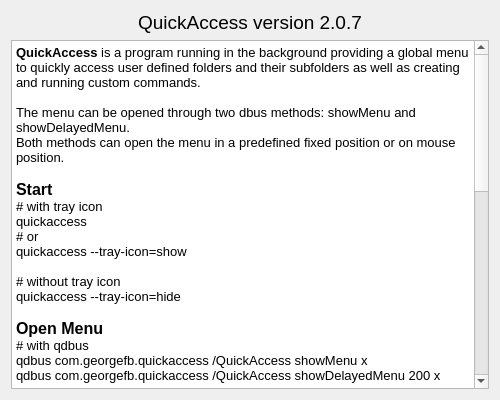
Qt form ui/aboutdialog.ui (g-fb/quickaccess) before a commit.
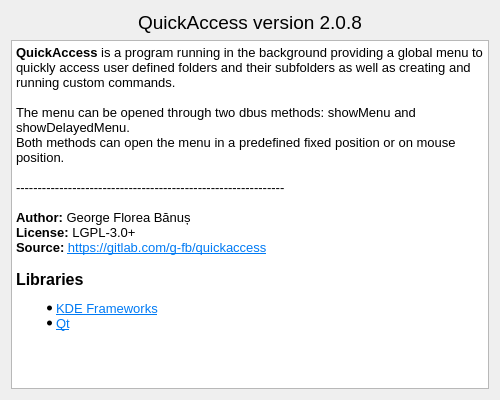
The same form after that commit.

Commit message: - bump to version 2.0.8 - update screenshot

The edit to the form file:
```diff
--- a/ui/aboutdialog.ui
+++ b/ui/aboutdialog.ui
@@ -42,7 +42,7 @@
         </font>
        </property>
        <property name="text">
-        <string>QuickAccess version 2.0.7</string>
+        <string>QuickAccess version 2.0.8</string>
        </property>
        <property name="alignment">
         <set>Qt::AlignCenter</set>
@@ -64,37 +64,6 @@
 &lt;p style=&quot; margin-top:0px; margin-bottom:0px; margin-left:0px; margin-right:0px; -qt-block-indent:0; text-indent:0px;&quot;&gt;The menu can be opened through two dbus methods: showMenu and showDelayedMenu.&lt;/p&gt;
 &lt;p style=&quot; margin-top:0px; margin-bottom:0px; margin-left:0px; margin-right:0px; -qt-block-indent:0; text-indent:0px;&quot;&gt;Both methods can open the menu in a predefined fixed position or on mouse position.&lt;/p&gt;
 &lt;p style=&quot;-qt-paragraph-type:empty; margin-top:0px; margin-bottom:0px; margin-left:0px; margin-right:0px; -qt-block-indent:0; text-indent:0px;&quot;&gt;&lt;br /&gt;&lt;/p&gt;
-&lt;p style=&quot; margin-top:0px; margin-bottom:0px; margin-left:0px; margin-right:0px; -qt-block-indent:0; text-indent:0px;&quot;&gt;&lt;span style=&quot; font-size:12pt; font-weight:600;&quot;&gt;Start&lt;/span&gt;&lt;/p&gt;
-&lt;p style=&quot; margin-top:0px; margin-bottom:0px; margin-left:0px; margin-right:0px; -qt-block-indent:0; text-indent:0px;&quot;&gt;# with tray icon&lt;/p&gt;
-&lt;p style=&quot; margin-top:0px; margin-bottom:0px; margin-left:0px; margin-right:0px; -qt-block-indent:0; text-indent:0px;&quot;&gt;quickaccess&lt;/p&gt;
-&lt;p style=&quot; margin-top:0px; margin-bottom:0px; margin-left:0px; margin-right:0px; -qt-block-indent:0; text-indent:0px;&quot;&gt;# or&lt;/p&gt;
-&lt;p style=&quot; margin-top:0px; margin-bottom:0px; margin-left:0px; margin-right:0px; -qt-block-indent:0; text-indent:0px;&quot;&gt;quickaccess --tray-icon=show&lt;/p&gt;
-&lt;p style=&quot;-qt-paragraph-type:empty; margin-top:0px; margin-bottom:0px; margin-left:0px; margin-right:0px; -qt-block-indent:0; text-indent:0px;&quot;&gt;&lt;br /&gt;&lt;/p&gt;
-&lt;p style=&quot; margin-top:0px; margin-bottom:0px; margin-left:0px; margin-right:0px; -qt-block-indent:0; text-indent:0px;&quot;&gt;# without tray icon&lt;/p&gt;
-&lt;p style=&quot; margin-top:0px; margin-bottom:0px; margin-left:0px; margin-right:0px; -qt-block-indent:0; text-indent:0px;&quot;&gt;quickaccess --tray-icon=hide&lt;/p&gt;
-&lt;p style=&quot;-qt-paragraph-type:empty; margin-top:0px; margin-bottom:0px; margin-left:0px; margin-right:0px; -qt-block-indent:0; text-indent:0px;&quot;&gt;&lt;br /&gt;&lt;/p&gt;
-&lt;p style=&quot; margin-top:0px; margin-bottom:0px; margin-left:0px; margin-right:0px; -qt-block-indent:0; text-indent:0px;&quot;&gt;&lt;span style=&quot; font-size:12pt; font-weight:600;&quot;&gt;Open Menu&lt;/span&gt;&lt;/p&gt;
-&lt;p style=&quot; margin-top:0px; margin-bottom:0px; margin-left:0px; margin-right:0px; -qt-block-indent:0; text-indent:0px;&quot;&gt;# with qdbus&lt;/p&gt;
-&lt;p style=&quot; margin-top:0px; margin-bottom:0px; margin-left:0px; margin-right:0px; -qt-block-indent:0; text-indent:0px;&quot;&gt;qdbus com.georgefb.quickaccess /QuickAccess showMenu x&lt;/p&gt;
-&lt;p style=&quot; margin-top:0px; margin-bottom:0px; margin-left:0px; margin-right:0px; -qt-block-indent:0; text-indent:0px;&quot;&gt;qdbus com.georgefb.quickaccess /QuickAccess showDelayedMenu 200 x&lt;/p&gt;
-&lt;p style=&quot;-qt-paragraph-type:empty; margin-top:0px; margin-bottom:0px; margin-left:0px; margin-right:0px; -qt-block-indent:0; text-indent:0px;&quot;&gt;&lt;br /&gt;&lt;/p&gt;
-&lt;p style=&quot; margin-top:0px; margin-bottom:0px; margin-left:0px; margin-right:0px; -qt-block-indent:0; text-indent:0px;&quot;&gt;# with dbus-send&lt;/p&gt;
-&lt;p style=&quot; margin-top:0px; margin-bottom:0px; margin-left:0px; margin-right:0px; -qt-block-indent:0; text-indent:0px;&quot;&gt;dbus-send --type=method_call --dest=com.georgefb.quickaccess /QuickAccess com.georgefb.QuickAccess.showMenu int32:x&lt;/p&gt;
-&lt;p style=&quot;-qt-paragraph-type:empty; margin-top:0px; margin-bottom:0px; margin-left:0px; margin-right:0px; -qt-block-indent:0; text-indent:0px;&quot;&gt;&lt;br /&gt;&lt;/p&gt;
-&lt;p style=&quot; margin-top:0px; margin-bottom:0px; margin-left:0px; margin-right:0px; -qt-block-indent:0; text-indent:0px;&quot;&gt;dbus-send --type=method_call --dest=com.georgefb.quickaccess /QuickAccess com.georgefb.QuickAccess.showDelayedMenu int32:200 int32:x&lt;/p&gt;
-&lt;p style=&quot;-qt-paragraph-type:empty; margin-top:0px; margin-bottom:0px; margin-left:0px; margin-right:0px; -qt-block-indent:0; text-indent:0px;&quot;&gt;&lt;br /&gt;&lt;/p&gt;
-&lt;p style=&quot; margin-top:0px; margin-bottom:0px; margin-left:0px; margin-right:0px; -qt-block-indent:0; text-indent:0px;&quot;&gt;Replace x with a number from 0 to 9 to set the preffered position where the menu should open.&lt;/p&gt;
-&lt;p style=&quot; margin-top:0px; margin-bottom:0px; margin-left:0px; margin-right:0px; -qt-block-indent:0; text-indent:0px;&quot;&gt;0 - mouse position (default)&lt;/p&gt;
-&lt;p style=&quot; margin-top:0px; margin-bottom:0px; margin-left:0px; margin-right:0px; -qt-block-indent:0; text-indent:0px;&quot;&gt;1 - top left&lt;/p&gt;
-&lt;p style=&quot; margin-top:0px; margin-bottom:0px; margin-left:0px; margin-right:0px; -qt-block-indent:0; text-indent:0px;&quot;&gt;2 - top hcenter&lt;/p&gt;
-&lt;p style=&quot; margin-top:0px; margin-bottom:0px; margin-left:0px; margin-right:0px; -qt-block-indent:0; text-indent:0px;&quot;&gt;3 - top right&lt;/p&gt;
-&lt;p style=&quot; margin-top:0px; margin-bottom:0px; margin-left:0px; margin-right:0px; -qt-block-indent:0; text-indent:0px;&quot;&gt;4 - vcenter left&lt;/p&gt;
-&lt;p style=&quot; margin-top:0px; margin-bottom:0px; margin-left:0px; margin-right:0px; -qt-block-indent:0; text-indent:0px;&quot;&gt;5 - center&lt;/p&gt;
-&lt;p style=&quot; margin-top:0px; margin-bottom:0px; margin-left:0px; margin-right:0px; -qt-block-indent:0; text-indent:0px;&quot;&gt;6 - vcenter rigth&lt;/p&gt;
-&lt;p style=&quot; margin-top:0px; margin-bottom:0px; margin-left:0px; margin-right:0px; -qt-block-indent:0; text-indent:0px;&quot;&gt;7 - bottom left&lt;/p&gt;
-&lt;p style=&quot; margin-top:0px; margin-bottom:0px; margin-left:0px; margin-right:0px; -qt-block-indent:0; text-indent:0px;&quot;&gt;8 - bottom hcenter&lt;/p&gt;
-&lt;p style=&quot; margin-top:0px; margin-bottom:0px; margin-left:0px; margin-right:0px; -qt-block-indent:0; text-indent:0px;&quot;&gt;9 - bottom right&lt;/p&gt;
-&lt;p style=&quot;-qt-paragraph-type:empty; margin-top:0px; margin-bottom:0px; margin-left:0px; margin-right:0px; -qt-block-indent:0; text-indent:0px;&quot;&gt;&lt;br /&gt;&lt;/p&gt;
 &lt;p style=&quot; margin-top:0px; margin-bottom:0px; margin-left:0px; margin-right:0px; -qt-block-indent:0; text-indent:0px;&quot;&gt;--------------------------------------------------------------&lt;/p&gt;
 &lt;p style=&quot;-qt-paragraph-type:empty; margin-top:0px; margin-bottom:0px; margin-left:0px; margin-right:0px; -qt-block-indent:0; text-indent:0px;&quot;&gt;&lt;br /&gt;&lt;/p&gt;
 &lt;p style=&quot; margin-top:0px; margin-bottom:0px; margin-left:0px; margin-right:0px; -qt-block-indent:0; text-indent:0px;&quot;&gt;&lt;span style=&quot; font-weight:600;&quot;&gt;Author:&lt;/span&gt; George Florea Bănuș&lt;/p&gt;
@@ -102,8 +71,8 @@
 &lt;p style=&quot; margin-top:0px; margin-bottom:0px; margin-left:0px; margin-right:0px; -qt-block-indent:0; text-indent:0px;&quot;&gt;&lt;span style=&quot; font-weight:600;&quot;&gt;Source:&lt;/span&gt; &lt;a href=&quot;https://gitlab.com/g-fb/quickaccess&quot;&gt;&lt;span style=&quot; text-decoration: underline; color:#007af4;&quot;&gt;https://gitlab.com/g-fb/quickaccess&lt;/span&gt;&lt;/a&gt;&lt;/p&gt;
 &lt;p style=&quot;-qt-paragraph-type:empty; margin-top:0px; margin-bottom:0px; margin-left:0px; margin-right:0px; -qt-block-indent:0; text-indent:0px;&quot;&gt;&lt;br /&gt;&lt;/p&gt;
 &lt;p style=&quot; margin-top:0px; margin-bottom:0px; margin-left:0px; margin-right:0px; -qt-block-indent:0; text-indent:0px;&quot;&gt;&lt;span style=&quot; font-size:12pt; font-weight:600;&quot;&gt;Libraries&lt;/span&gt;&lt;/p&gt;
-&lt;ul style=&quot;margin-top: 0px; margin-bottom: 0px; margin-left: 0px; margin-right: 0px; -qt-list-indent: 1;&quot;&gt;&lt;li style=&quot;&quot; style=&quot; margin-top:12px; margin-bottom:0px; margin-left:0px; margin-right:0px; -qt-block-indent:0; text-indent:0px;&quot;&gt;KDE Frameworks&lt;/li&gt;
-&lt;li style=&quot;&quot; style=&quot; margin-top:0px; margin-bottom:12px; margin-left:0px; margin-right:0px; -qt-block-indent:0; text-indent:0px;&quot;&gt;Qt&lt;/li&gt;&lt;/ul&gt;&lt;/body&gt;&lt;/html&gt;</string>
+&lt;ul style=&quot;margin-top: 0px; margin-bottom: 0px; margin-left: 0px; margin-right: 0px; -qt-list-indent: 1;&quot;&gt;&lt;li style=&quot;&quot; style=&quot; margin-top:12px; margin-bottom:0px; margin-left:0px; margin-right:0px; -qt-block-indent:0; text-indent:0px;&quot;&gt;&lt;a href=&quot;https://api.kde.org/frameworks/&quot;&gt;&lt;span style=&quot; text-decoration: underline; color:#007af4;&quot;&gt;KDE Frameworks&lt;/span&gt;&lt;/a&gt;&lt;/li&gt;
+&lt;li style=&quot;&quot; style=&quot; margin-top:0px; margin-bottom:12px; margin-left:0px; margin-right:0px; -qt-block-indent:0; text-indent:0px;&quot;&gt;&lt;a href=&quot;https://www.qt.io/&quot;&gt;&lt;span style=&quot; text-decoration: underline; color:#007af4;&quot;&gt;Qt&lt;/span&gt;&lt;/a&gt;&lt;/li&gt;&lt;/ul&gt;&lt;/body&gt;&lt;/html&gt;</string>
        </property>
        <property name="openExternalLinks">
         <bool>true</bool>
```
The commit also changes 3 other files.
